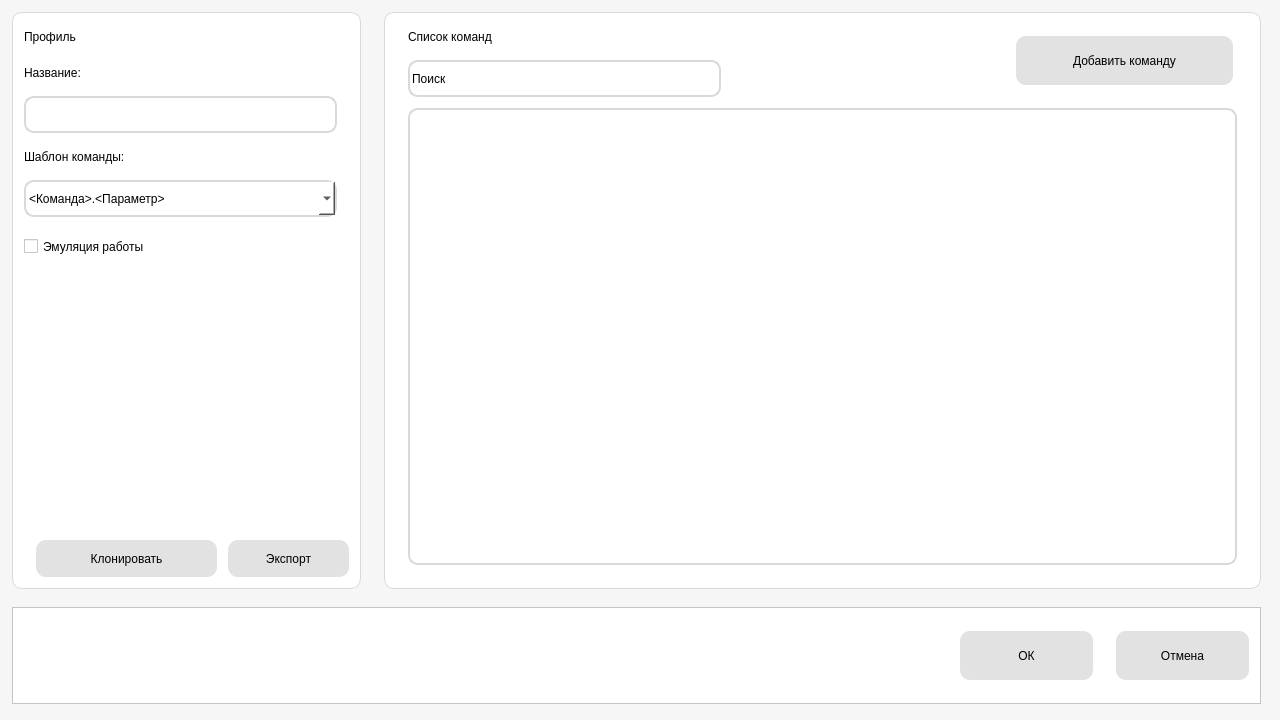
Before: the Qt Designer form QT des/edit_profile.ui in StatickTheOriginal/Name-1, drawn with Qt 5.
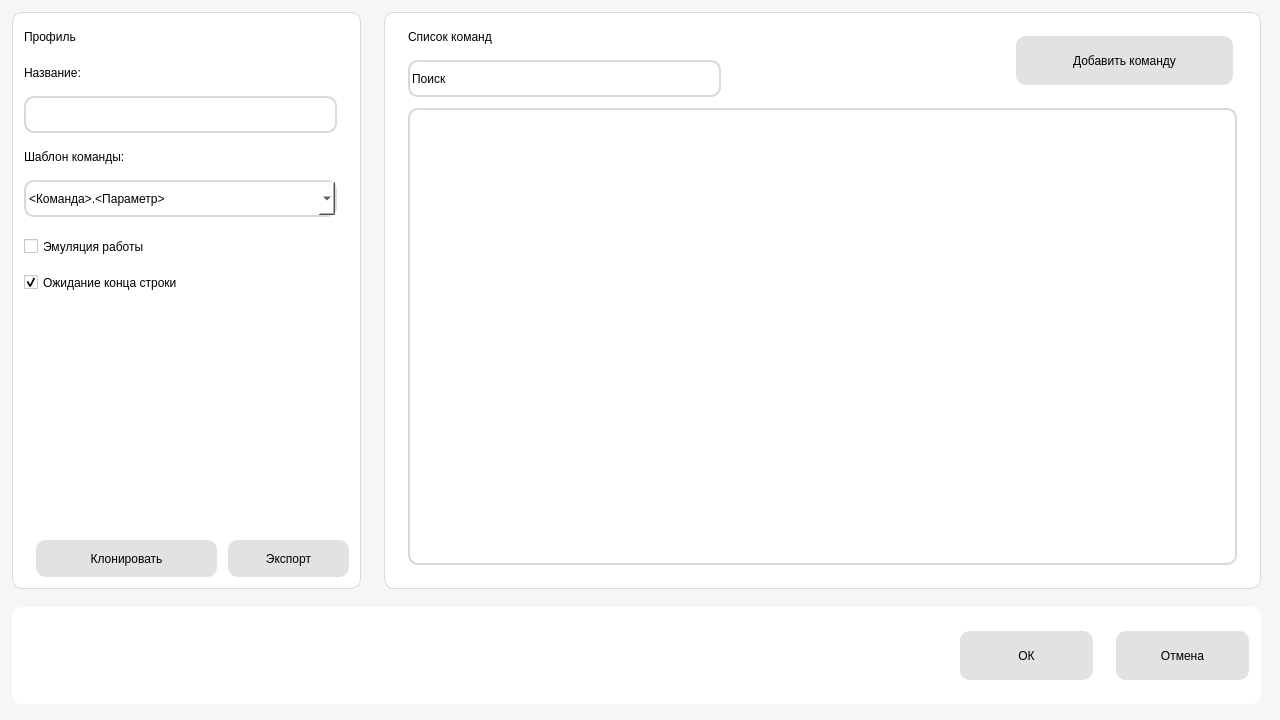
After: the same form once the commit is applied. Icons and pictures are not drawn.

Diff of the .ui file:
```diff
--- a/QT des/edit_profile.ui
+++ b/QT des/edit_profile.ui
@@ -215,6 +215,37 @@
       <iconset resource="../res-rc.qrc">
        <normaloff>:/icons/icons/copy.svg</normaloff>:/icons/icons/copy.svg</iconset>
      </property>
+     <property name="iconSize">
+      <size>
+       <width>30</width>
+       <height>30</height>
+      </size>
+     </property>
+    </widget>
+    <widget class="QCheckBox" name="checkBox_EOL_str_end">
+     <property name="geometry">
+      <rect>
+       <x>12</x>
+       <y>252</y>
+       <width>181</width>
+       <height>37</height>
+      </rect>
+     </property>
+     <property name="styleSheet">
+      <string notr="true">font: 9pt &quot;Calibri&quot;;
+background-color: rgb(255, 255, 255);
+
+</string>
+     </property>
+     <property name="text">
+      <string>Ожидание конца строки</string>
+     </property>
+     <property name="checkable">
+      <bool>true</bool>
+     </property>
+     <property name="checked">
+      <bool>true</bool>
+     </property>
     </widget>
    </widget>
    <widget class="QFrame" name="frame_list_com">
@@ -345,6 +376,7 @@
     <property name="styleSheet">
      <string notr="true">QFrame#frame_ok_canc{
 	background-color: #FFFFFF;
+	border-radius: 10px
 }
 
 </string>
```
Left out of the diff: 35 changed lines with no effect on the pictures.
